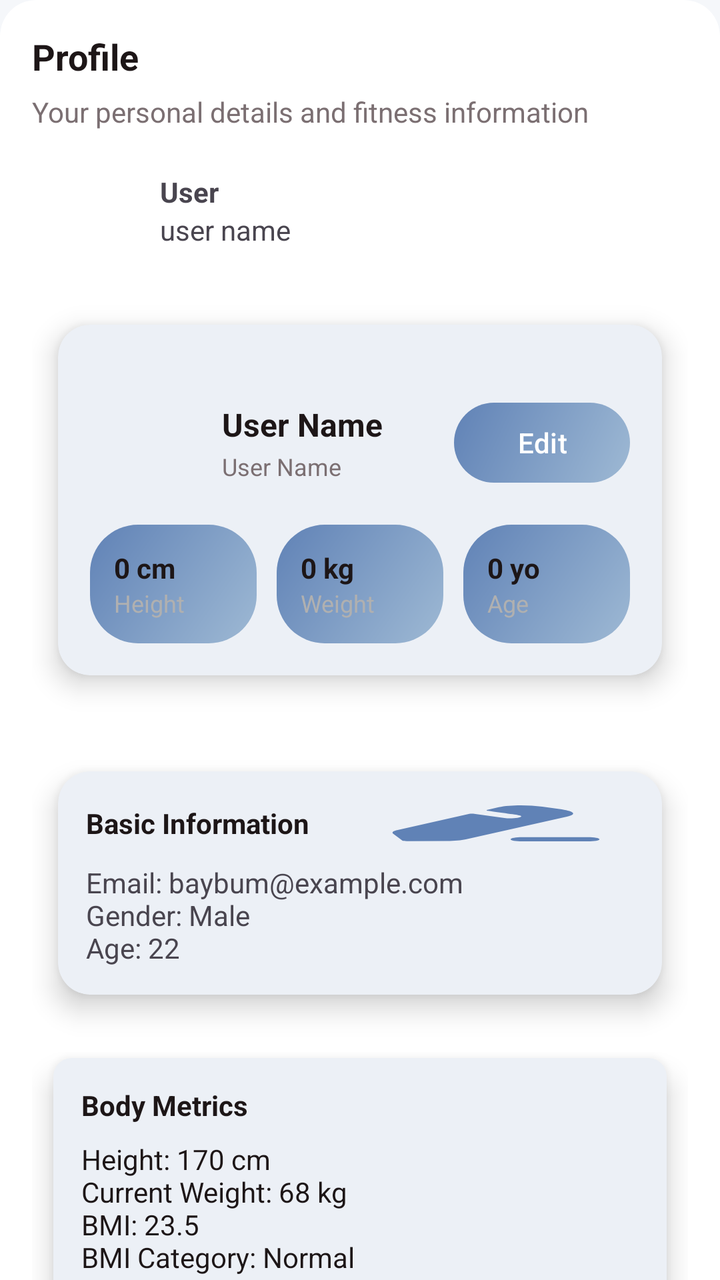
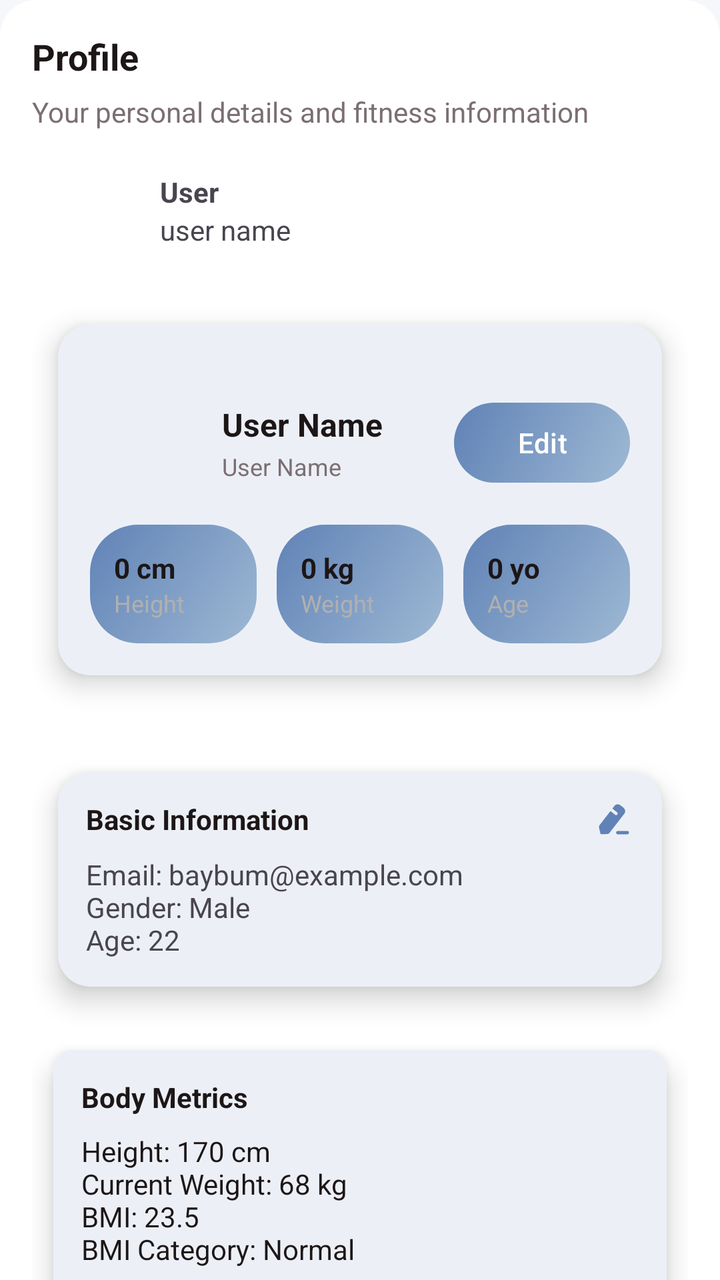

An Android layout rendered at two revisions. The XML below is the earlier revision; the diff shows what the commit changed to produce the second picture.
<!-- AndroidManifest.xml: application theme Theme.FlexiFitApp -->
<!-- res/layout/fragment_profileff.xml -->
<?xml version="1.0" encoding="utf-8"?>
<androidx.core.widget.NestedScrollView
    xmlns:android="http://schemas.android.com/apk/res/android"
    xmlns:app="http://schemas.android.com/apk/res-auto"
    android:layout_width="match_parent"
    android:layout_height="match_parent"
>

    <LinearLayout
        android:layout_width="match_parent"
        android:layout_height="wrap_content"
        android:orientation="vertical">

        <com.google.android.material.card.MaterialCardView
            android:layout_width="match_parent"
            android:layout_height="wrap_content"
            app:cardCornerRadius="18dp"
            app:strokeWidth="0dp"
            android:padding="0dp">

            <LinearLayout
                android:layout_width="match_parent"
                android:layout_height="wrap_content"
                android:padding="16dp"
                android:orientation="vertical">

                <TextView
                    android:layout_width="wrap_content"
                    android:layout_height="wrap_content"
                    android:text="Profile"
                    android:textColor="@color/textPrimary"
                    android:textStyle="bold"
                    android:textSize="18sp"/>

                <TextView
                    android:layout_width="wrap_content"
                    android:layout_height="wrap_content"
                    android:layout_marginTop="6dp"
                    android:textColor="@color/textSecondary"
                    android:text="Your personal details and fitness information"/>

                <LinearLayout
                    android:layout_width="match_parent"
                    android:layout_height="wrap_content"
                    android:layout_marginTop="14dp"
                    android:gravity="center_vertical"
                    android:textColor="@color/textPrimary"
                    android:orientation="horizontal">

                    <com.google.android.material.card.MaterialCardView
                        android:layout_width="52dp"
                        android:layout_height="52dp"
                        app:cardCornerRadius="50dp"
                        app:cardElevation="10dp"
                        app:cardUseCompatPadding="true"
                        app:strokeWidth="0dp"/>

                    <LinearLayout
                        android:layout_width="0dp"
                        android:layout_height="wrap_content"
                        android:layout_weight="1"
                        android:paddingStart="12dp"
                        android:orientation="vertical">

                        <TextView
                            android:id="@+id/txtProfileName"
                            android:layout_width="wrap_content"
                            android:layout_height="wrap_content"
                            android:text="User"
                            android:textStyle="bold"/>

                        <TextView
                            android:id="@+id/txtProfileHandle"
                            android:layout_width="wrap_content"
                            android:layout_height="wrap_content"
                            android:text="user name"/>
                    </LinearLayout>

                </LinearLayout>

                
                <com.google.android.material.card.MaterialCardView
                    android:layout_width="match_parent"
                    android:layout_height="wrap_content"
                    android:layout_marginTop="14dp"
                    app:cardCornerRadius="16dp"
                    app:strokeWidth="0dp"
                    app:cardElevation="8dp"
                    app:cardUseCompatPadding="true">

                <LinearLayout
                    android:layout_width="match_parent"
                    android:layout_height="wrap_content"
                    android:layout_marginTop="16dp"
                    android:orientation="vertical"
                    android:padding="16dp">

                    <LinearLayout
                        android:layout_width="match_parent"
                        android:layout_height="wrap_content"
                        android:gravity="center_vertical"
                        android:orientation="horizontal">

                        <ImageView
                            android:id="@+id/imgAvatar"
                            android:layout_width="54dp"
                            android:layout_height="54dp"
                            app:cornerRadius="14dp"
                            app:card_elevation="9dp"
                        />

                        <LinearLayout
                            android:layout_width="0dp"
                            android:layout_height="wrap_content"
                            android:layout_marginStart="12dp"
                            android:layout_weight="1"
                            android:orientation="vertical">

                            <TextView
                                android:id="@+id/tvName"
                                android:layout_width="wrap_content"
                                android:layout_height="wrap_content"
                                android:text="User Name"
                                android:textColor="@color/textPrimary"
                                android:textSize="16sp"
                                android:textStyle="bold" />

                            <TextView
                                android:id="@+id/tvGoalSubtitle"
                                android:layout_width="wrap_content"
                                android:layout_height="wrap_content"
                                android:layout_marginTop="2dp"
                                android:text="User Name"
                                android:textColor="@color/textSecondary"
                                android:textSize="12sp" />
                        </LinearLayout>

                        <com.google.android.material.button.MaterialButton
                            android:id="@+id/btnEdit"
                            android:layout_width="wrap_content"
                            android:layout_height="40dp"
                            android:text="Edit"
                            android:textAllCaps="false"
                            android:textColor="@color/white"
                            app:backgroundTint="@null"
                            android:background="@drawable/btn_gradient"
                            app:cornerRadius="14dp" />

                    </LinearLayout>

                    
                    <LinearLayout
                        android:layout_width="match_parent"
                        android:layout_height="wrap_content"
                        android:layout_marginTop="14dp"
                        android:orientation="horizontal">

                        
                        <LinearLayout
                            android:layout_width="0dp"
                            android:layout_height="wrap_content"
                            android:layout_weight="1"
                            android:background="@drawable/btn_gradient"
                            android:padding="12dp"
                            android:orientation="vertical">

                            <TextView
                                android:id="@+id/tvHeightValue"
                                android:layout_width="wrap_content"
                                android:layout_height="wrap_content"
                                android:text="0 cm"
                                android:textColor="@color/textPrimary"
                                android:textStyle="bold"
                                android:textSize="14sp" />

                            <TextView
                                android:layout_width="wrap_content"
                                android:layout_height="wrap_content"
                                android:text="Height"
                                android:textColor="#B0B0B0"
                                android:textSize="12sp" />
                        </LinearLayout>

                        <View
                            android:layout_width="10dp"
                            android:layout_height="1dp" />

                        
                        <LinearLayout
                            android:layout_width="0dp"
                            android:layout_height="wrap_content"
                            android:layout_weight="1"
                            android:background="@drawable/btn_gradient"
                            android:padding="12dp"
                            android:orientation="vertical">

                            <TextView
                                android:id="@+id/tvWeightValue"
                                android:layout_width="wrap_content"
                                android:layout_height="wrap_content"
                                android:text="0 kg"
                                android:textColor="@color/textPrimary"
                                android:textStyle="bold"
                                android:textSize="14sp" />

                            <TextView
                                android:layout_width="wrap_content"
                                android:layout_height="wrap_content"
                                android:text="Weight"
                                android:textColor="#B0B0B0"
                                android:textSize="12sp" />
                        </LinearLayout>

                        <View
                            android:layout_width="10dp"
                            android:layout_height="1dp" />

                        
                        <LinearLayout
                            android:layout_width="0dp"
                            android:layout_height="wrap_content"
                            android:layout_weight="1"
                            android:background="@drawable/btn_gradient"
                            android:padding="12dp"
                            android:orientation="vertical">

                            <TextView
                                android:id="@+id/tvAgeValue"
                                android:layout_width="wrap_content"
                                android:layout_height="wrap_content"
                                android:text="0 yo"
                                android:textColor="@color/textPrimary"
                                android:textStyle="bold"
                                android:textSize="14sp" />

                            <TextView
                                android:layout_width="wrap_content"
                                android:layout_height="wrap_content"
                                android:text="Age"
                                android:textColor="#B0B0B0"
                                android:textSize="12sp" />
                        </LinearLayout>
                    </LinearLayout>
                </LinearLayout>
                </com.google.android.material.card.MaterialCardView>

                
                <com.google.android.material.card.MaterialCardView
                    android:layout_width="match_parent"
                    android:layout_height="wrap_content"
                    android:layout_marginTop="14dp"
                    app:cardCornerRadius="16dp"
                    app:strokeWidth="0dp"
                    app:cardElevation="8dp"
                    app:cardUseCompatPadding="true"
                    app:strokeColor="@android:color/black">

                    <LinearLayout
                        android:layout_width="match_parent"
                        android:layout_height="wrap_content"
                        android:padding="14dp"
                        android:orientation="vertical">

                        <LinearLayout
                            android:layout_width="match_parent"
                            android:layout_height="wrap_content"
                            android:gravity="center_vertical"
                            android:orientation="horizontal">

                            <TextView
                                android:layout_width="0dp"
                                android:layout_height="wrap_content"
                                android:layout_weight="1"
                                android:text="Basic Information"
                                android:textColor="@color/textPrimary"
                                android:textStyle="bold"/>
                            <TextView
                                android:layout_width="2dp"
                                android:layout_height="wrap_content"
                                android:layout_weight="1"
                                android:background="@drawable/bg_edit"
                                android:textColor="@color/textPrimary"
                                android:textStyle="bold"/>

                        </LinearLayout>

                        <TextView
                            android:layout_width="wrap_content"
                            android:layout_height="wrap_content"
                            android:layout_marginTop="8dp"
                            android:text="Email: baybum@example.com&#10;Gender: Male&#10;Age: 22"/>
                    </LinearLayout>
                </com.google.android.material.card.MaterialCardView>

                
                <com.google.android.material.card.MaterialCardView
                    android:layout_width="match_parent"
                    android:layout_height="wrap_content"
                    app:cardCornerRadius="9dp"
                    app:strokeWidth="0dp"
                    app:cardElevation="8dp"
                    app:cardUseCompatPadding="true">

                    <LinearLayout
                        android:layout_width="match_parent"
                        android:layout_height="wrap_content"
                        android:padding="14dp"
                        android:orientation="vertical">

                        <TextView
                            android:layout_width="wrap_content"
                            android:layout_height="wrap_content"
                            android:text="Body Metrics"
                            android:textColor="@color/textPrimary"
                            android:textStyle="bold"/>

                        <TextView
                            android:layout_width="wrap_content"
                            android:layout_height="wrap_content"
                            android:layout_marginTop="8dp"
                            android:textColor="@color/textPrimary"
                            android:text="Height: 170 cm&#10;Current Weight: 68 kg&#10;BMI: 23.5&#10;BMI Category: Normal"/>
                    </LinearLayout>
                </com.google.android.material.card.MaterialCardView>

                
                <com.google.android.material.card.MaterialCardView
                    xmlns:android="http://schemas.android.com/apk/res/android"
                    xmlns:app="http://schemas.android.com/apk/res-auto"
                    android:layout_width="match_parent"
                    android:layout_height="wrap_content"
                    app:cardCornerRadius="16dp"
                    app:cardElevation="8dp"
                    app:cardUseCompatPadding="true"
                    app:strokeWidth="0dp"
                    app:strokeColor="@android:color/black">

                    <LinearLayout
                        android:layout_width="match_parent"
                        android:layout_height="wrap_content"
                        android:padding="14dp"
                        android:orientation="vertical">

                        <TextView
                            android:layout_width="wrap_content"
                            android:layout_height="wrap_content"
                            android:text="Personal Goals"
                            android:textColor="@color/textPrimary"
                            android:textStyle="bold"/>

                        <TextView
                            android:layout_width="wrap_content"
                            android:layout_height="wrap_content"
                            android:layout_marginTop="8dp"
                            android:textColor="@color/textPrimary"
                            android:text="Fitness Goal: Muscle Gain, Lose Fat&#10;Body Composition Goal: Lose Weight"/>
                    </LinearLayout>
                </com.google.android.material.card.MaterialCardView>

                
                <com.google.android.material.card.MaterialCardView
                    android:layout_width="match_parent"
                    android:layout_height="wrap_content"
                    app:cardCornerRadius="16dp"
                    app:cardElevation="8dp"
                    app:cardUseCompatPadding="true"
                    app:strokeWidth="0dp"
                    app:strokeColor="@android:color/black">

                    <LinearLayout
                        android:layout_width="match_parent"
                        android:layout_height="wrap_content"
                        android:padding="14dp"
                        android:orientation="vertical">

                        <TextView
                            android:layout_width="wrap_content"
                            android:layout_height="wrap_content"
                            android:text="Fitness Level"
                            android:textColor="@color/textPrimary"
                            android:textStyle="bold"/>

                        <TextView
                            android:layout_width="wrap_content"
                            android:layout_height="wrap_content"
                            android:layout_marginTop="8dp"
                            android:textColor="@color/textPrimary"
                            android:text="Current Level: Intermediate"/>
                    </LinearLayout>
                </com.google.android.material.card.MaterialCardView>

            </LinearLayout>

        </com.google.android.material.card.MaterialCardView>

        <LinearLayout
            android:layout_width="match_parent"
            android:layout_height="wrap_content"
            android:paddingStart="26dp"
            android:paddingEnd="26dp"
            android:paddingBottom="26dp">


            <com.google.android.material.button.MaterialButton
                android:id="@+id/btnUpdateProfile"
                android:layout_width="match_parent"
                android:layout_height="wrap_content"
                android:text="Update Profile"
                app:backgroundTint="@null"
                android:background="@drawable/btn_gradient"
                app:cornerRadius="18dp"
                app:strokeWidth="0dp" />

        </LinearLayout>

    </LinearLayout>

</androidx.core.widget.NestedScrollView>
<!-- resources referenced by this layout -->
<resources>
  <color name="textPrimary">#1d1617 </color>
  <color name="textSecondary">#7b6f72 </color>
  <color name="white">#FFFFFF</color>
  <!-- drawable bg_edit (drawable) -->
  <vector xmlns:android="http://schemas.android.com/apk/res/android"
      android:width="24dp"
      android:height="24dp"
      android:viewportWidth="24"
      android:viewportHeight="24">
  
      <path
          android:fillColor="?attr/colorPrimary"
          android:fillType="evenOdd"
          android:pathData="M9.3764,20.0279L18.1628,8.66544C18.6403,8.0527 18.8101,7.3443 18.6509,6.62299C18.513,5.96726 18.1097,5.34377 17.5049,4.87078L16.0299,3.69906C14.7459,2.67784 13.1541,2.78534 12.2415,3.95706L11.2546,5.23735C11.1273,5.39752 11.1591,5.63401 11.3183,5.76301C11.3183,5.76301 13.812,7.76246 13.8651,7.80546C14.0349,7.96671 14.1622,8.1817 14.1941,8.43969C14.2471,8.94493 13.8969,9.41792 13.377,9.48242C13.1329,9.51467 12.8994,9.43942 12.7297,9.29967L10.1086,7.21422C9.98126,7.11855 9.79025,7.13898 9.68413,7.26797L3.45514,15.3303C3.0519,15.8355 2.91395,16.4912 3.0519,17.1255L3.84777,20.5761C3.89021,20.7589 4.04939,20.8879 4.24039,20.8879L7.74222,20.8449C8.37891,20.8341 8.97316,20.5439 9.3764,20.0279ZM14.2797,18.9533H19.9898C20.5469,18.9533 21,19.4123 21,19.9766C21,20.5421 20.5469,21 19.9898,21H14.2797C13.7226,21 13.2695,20.5421 13.2695,19.9766C13.2695,19.4123 13.7226,18.9533 14.2797,18.9533Z" />
  
  </vector>
  <!-- drawable btn_gradient (drawable) -->
  <?xml version="1.0" encoding="utf-8"?>
  <shape xmlns:android="http://schemas.android.com/apk/res/android">
      <gradient
          android:startColor="@color/gradientStart"
          android:endColor="@color/gradientEnd"
          android:angle="315"
          android:type="linear" />
  
      <corners android:radius="24dp" />
  </shape>
  <style name="Theme.FlexiFitApp" parent="Base.Theme.FlexiFitApp">
          
          <item name="navigationViewStyle">@style/Widget.FlexiFit.NavigationView</item>
      </style>
  <color name="gradientStart">#6082B6</color>
  <color name="gradientEnd">#9eb9d4   </color>
  <style name="Base.Theme.FlexiFitApp" parent="Theme.Material3.Light.NoActionBar">
  
          
          <item name="colorPrimary">#6082B6 </item>
          <item name="colorPrimaryContainer">#6082B6</item>
          <item name="colorSecondary">#6093b6</item>
          <item name="colorSecondaryContainer">#6093b6</item>
  
          
          <item name="android:colorBackground">#F5F7FA</item>
          <item name="colorSurface">#FFFFFF</item>
  
          
          <item name="colorOnPrimary">#FFFFFF</item>
          <item name="colorOnSecondary">#FFFFFF</item>
          <item name="colorOnSurface">#1A1A1A</item>
  
          
          <item name="android:statusBarColor" tools:targetApi="l">#6082B6</item>
  
          
          <item name="android:navigationBarColor" tools:targetApi="l">#6082B6</item>
  
      </style>
  <style name="Widget.FlexiFit.NavigationView" parent="Widget.Material3.NavigationView">
          
          <item name="android:background">@color/drawer_bg</item>
  
          
          <item name="itemTextColor">@color/nav_item_text_color</item>
          <item name="itemIconTint">@color/nav_item_icon_tint</item>
  
          
          <item name="itemBackground">@drawable/nav_item_background</item>
      </style>
  <color name="drawer_bg">#FFFFFF</color>
  <!-- drawable nav_item_background (drawable) -->
  <?xml version="1.0" encoding="utf-8"?>
  <selector xmlns:android="http://schemas.android.com/apk/res/android">
      
      <item android:state_checked="true" android:drawable="@drawable/nav_item_bg_selected" />
      
      <item android:drawable="@android:color/transparent" />
  </selector>
  <!-- drawable nav_item_bg_selected (drawable) -->
  <?xml version="1.0" encoding="utf-8"?>
  <shape xmlns:android="http://schemas.android.com/apk/res/android"
      android:shape="rectangle">
  
      <solid android:color="@color/nav_item_active_bg" />
  
      
      <corners android:radius="24dp" />
  
  </shape>
  <color name="nav_item_active_bg">@color/colorPrimary</color>
  <color name="colorPrimary">#6082B6</color>
</resources>

<!-- the commit's change to res/layout/fragment_profileff.xml (unified diff, before → after) -->
@@ -274,13 +274,13 @@
                                 android:text="Basic Information"
                                 android:textColor="@color/textPrimary"
                                 android:textStyle="bold"/>
-                            <TextView
-                                android:layout_width="2dp"
-                                android:layout_height="wrap_content"
-                                android:layout_weight="1"
-                                android:background="@drawable/bg_edit"
-                                android:textColor="@color/textPrimary"
-                                android:textStyle="bold"/>
+
+                            <ImageView
+                                android:layout_width="20dp"
+                                android:layout_height="20dp"
+                                android:src="@drawable/bg_edit"
+                                android:tint="@color/colorPrimary"
+                                android:contentDescription="Edit"/>
 
                         </LinearLayout>
 
